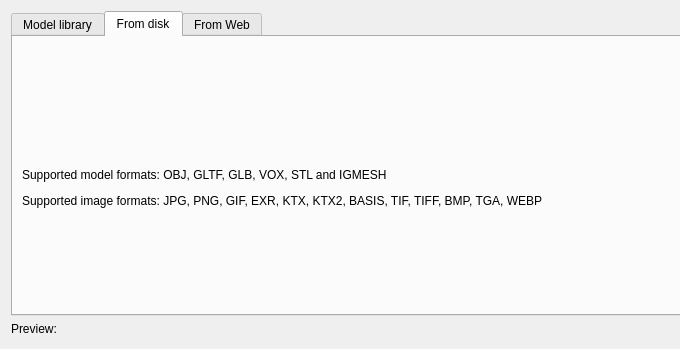
Qt form gui_client/AddObjectDialog.ui (shipilovden/sub-metasiberia) before a commit; both pictures show x 0 to 680 and y 0 to 349 of the 1124 by 686 pixel window.
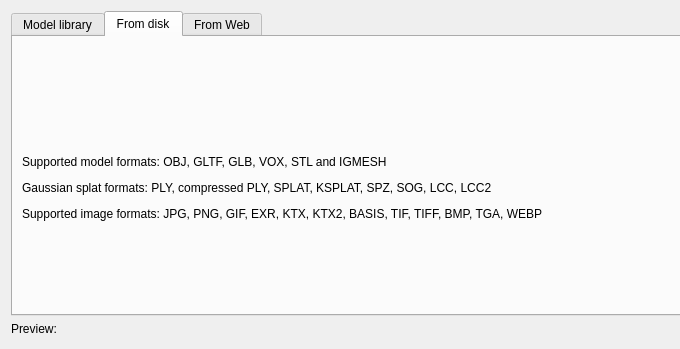
The same form after that commit. The open tabs and pages were chosen to show the change. Custom widgets are drawn as their Qt base class.

Commit message: wip: establish Gaussian splat format boundary

What changed in the file:
```diff
--- a/gui_client/AddObjectDialog.ui
+++ b/gui_client/AddObjectDialog.ui
@@ -47,7 +47,7 @@
        <item>
         <widget class="QLabel" name="label_3">
          <property name="text">
-          <string>&lt;html&gt;&lt;head/&gt;&lt;body&gt;&lt;p&gt;Supported model formats: OBJ, GLTF, GLB, VOX, STL and IGMESH&lt;/p&gt;&lt;p&gt;Supported image formats: JPG, PNG, GIF, EXR, KTX, KTX2, BASIS, TIF, TIFF, BMP, TGA, WEBP&lt;/p&gt;&lt;/body&gt;&lt;/html&gt;</string>
+          <string>&lt;html&gt;&lt;head/&gt;&lt;body&gt;&lt;p&gt;Supported model formats: OBJ, GLTF, GLB, VOX, STL and IGMESH&lt;/p&gt;&lt;p&gt;Gaussian splat formats: PLY, compressed PLY, SPLAT, KSPLAT, SPZ, SOG, LCC, LCC2&lt;/p&gt;&lt;p&gt;Supported image formats: JPG, PNG, GIF, EXR, KTX, KTX2, BASIS, TIF, TIFF, BMP, TGA, WEBP&lt;/p&gt;&lt;/body&gt;&lt;/html&gt;</string>
          </property>
          <property name="wordWrap">
           <bool>false</bool>
```
The commit also changes 6 other files.
